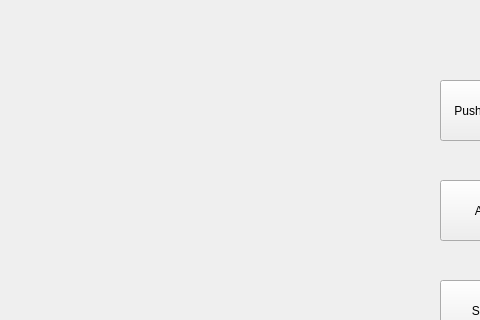
Old version of the form managerwindow.ui in the repository hungneyugn/ManageRestaurant; both pictures show x 0 to 480 and y 0 to 320 of the 882 by 547 pixel window.
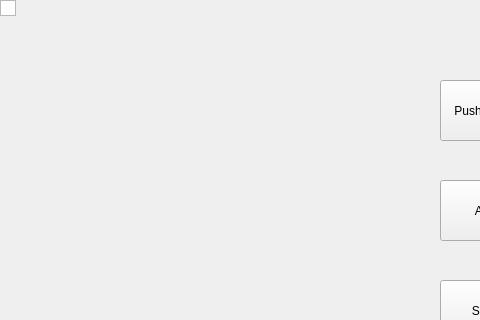
New version of the form.

Commit message: update button add image

Diff of the .ui file:
```diff
--- a/managerwindow.ui
+++ b/managerwindow.ui
@@ -53,6 +53,16 @@
      <string>PushButton</string>
     </property>
    </widget>
+   <widget class="QTableWidget" name="tableWidget">
+    <property name="geometry">
+     <rect>
+      <x>0</x>
+      <y>0</y>
+      <width>16</width>
+      <height>16</height>
+     </rect>
+    </property>
+   </widget>
   </widget>
  </widget>
  <resources/>
```
The commit also changes 5 other files.
